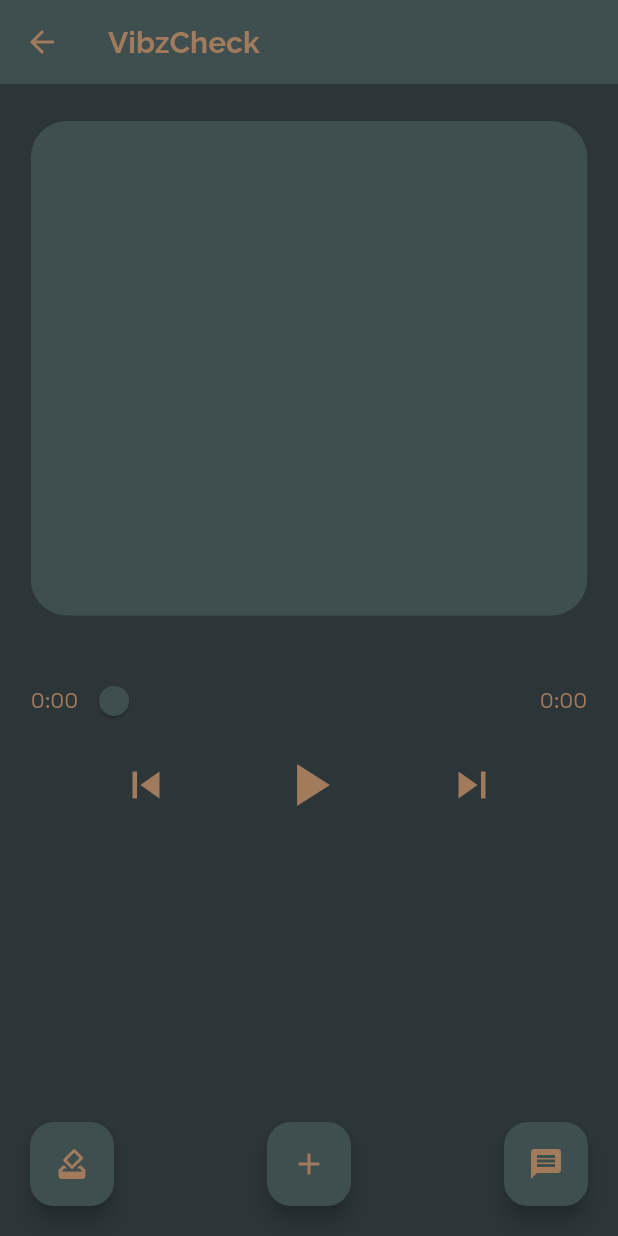
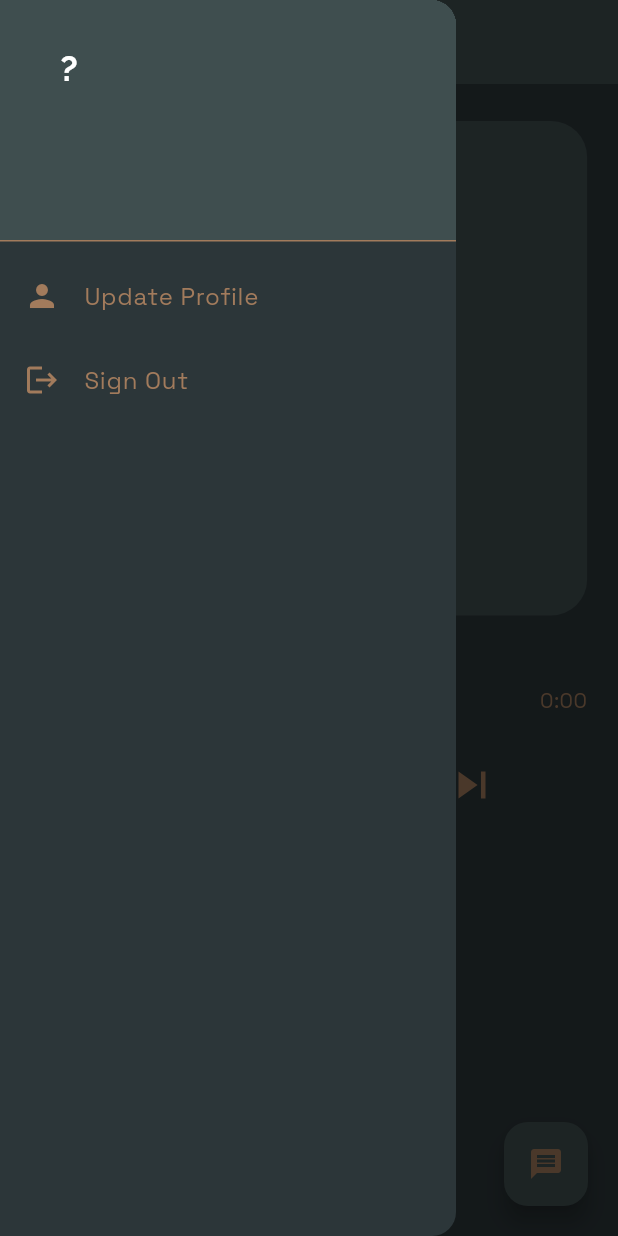
Before and after one commit to usmann56/vibzcheck, a Flutter app: the HomePage screen opened by its route, with the side drawer open (before the commit the screen has no drawer), on a phone screen of 412 x 824 dp. Run offline on Flutter 3.47's test engine with Material 3 defaults, Android fonts, the light colour scheme and no system bars; our stand-ins replace audioplayers, cloud_firestore, firebase_auth, firebase_core; accounts and stored records are empty.

Commit message:
user profile screen

```diff
--- a/lib/screens/homepage_screen.dart
+++ b/lib/screens/homepage_screen.dart
@@ -6,6 +6,7 @@
 import 'search_screen.dart';
 import 'message_board_screen.dart';
 import '../utils/deezer.dart';
+import '../screens/update_profile_screen.dart';
 
 class HomePage extends StatefulWidget {
   const HomePage({super.key});
@@ -174,7 +175,69 @@
     final screenWidth = MediaQuery.of(context).size.width;
 
     return Scaffold(
-      appBar: AppBar(title: const Text('VibzCheck')),
+      appBar: AppBar(
+        title: const Text('VibzCheck'),
+        leading: Builder(
+          builder: (context) => IconButton(
+            icon: const Icon(Icons.menu),
+            onPressed: () =>
+                Scaffold.of(context).openDrawer(), // Open the drawer
+          ),
+        ),
+      ),
+      drawer: Drawer(
+        child: ListView(
+          padding: EdgeInsets.zero,
+          children: [
+            DrawerHeader(
+              decoration: BoxDecoration(
+                color: Theme.of(context).colorScheme.primary,
+              ),
+              child: Column(
+                crossAxisAlignment: CrossAxisAlignment.start,
+                children: [
+                  CircleAvatar(
+                    radius: 30,
+                    child: Text(
+                      username != null && username!.isNotEmpty
+                          ? username![0].toUpperCase()
+                          : '?',
+                      style: const TextStyle(fontSize: 24, color: Colors.white),
+                    ),
+                  ),
+                  const SizedBox(height: 12),
+                  Text(
+                    username ?? 'Guest',
+                    style: const TextStyle(fontSize: 18, color: Colors.white),
+                  ),
+                ],
+              ),
+            ),
+            ListTile(
+              leading: const Icon(Icons.person),
+              title: const Text('Update Profile'),
+              onTap: () {
+                Navigator.of(context).pop(); // Close drawer
+                Navigator.of(context).push(
+                  MaterialPageRoute(
+                    builder: (context) =>
+                        UpdateProfileScreen(username: username),
+                  ),
+                );
+              },
+            ),
+            ListTile(
+              leading: const Icon(Icons.logout),
+              title: const Text('Sign Out'),
+              onTap: () async {
+                await FirebaseAuth.instance.signOut();
+                Navigator.of(context).pushReplacementNamed('/login');
+              },
+            ),
+          ],
+        ),
+      ),
+
       body: GestureDetector(
         onHorizontalDragEnd: (details) {
           if (details.primaryVelocity != null) {
```
Also changed, not shown: lib/screens/update_profile_screen.dart (added, +172 -0 lines).
